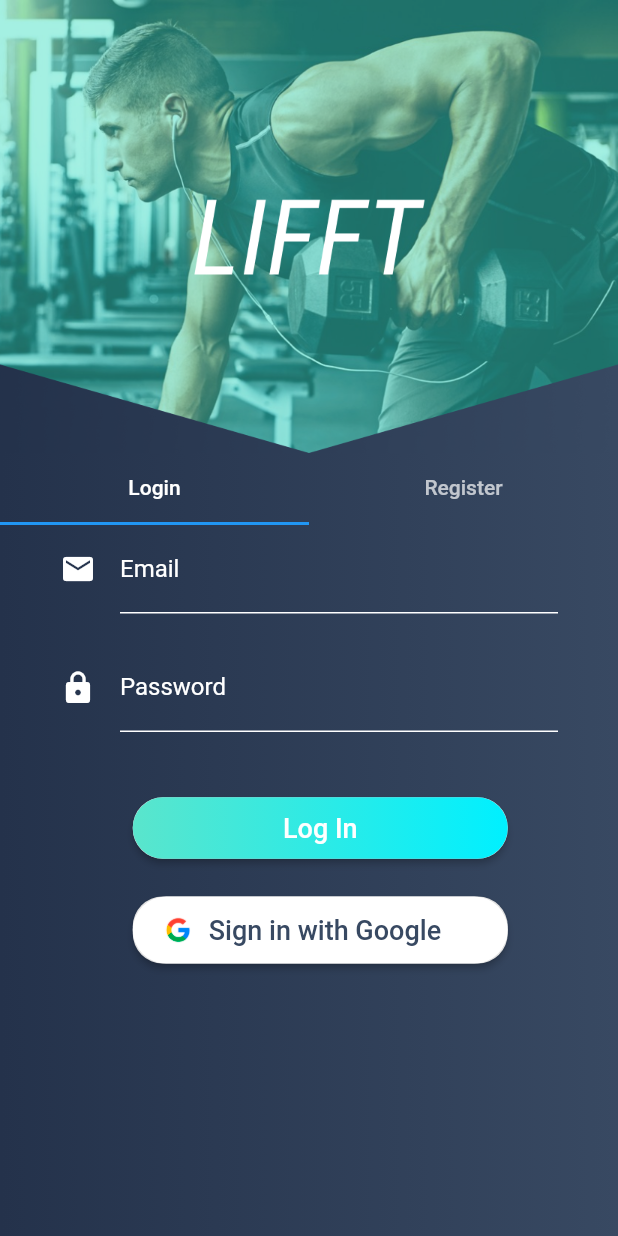
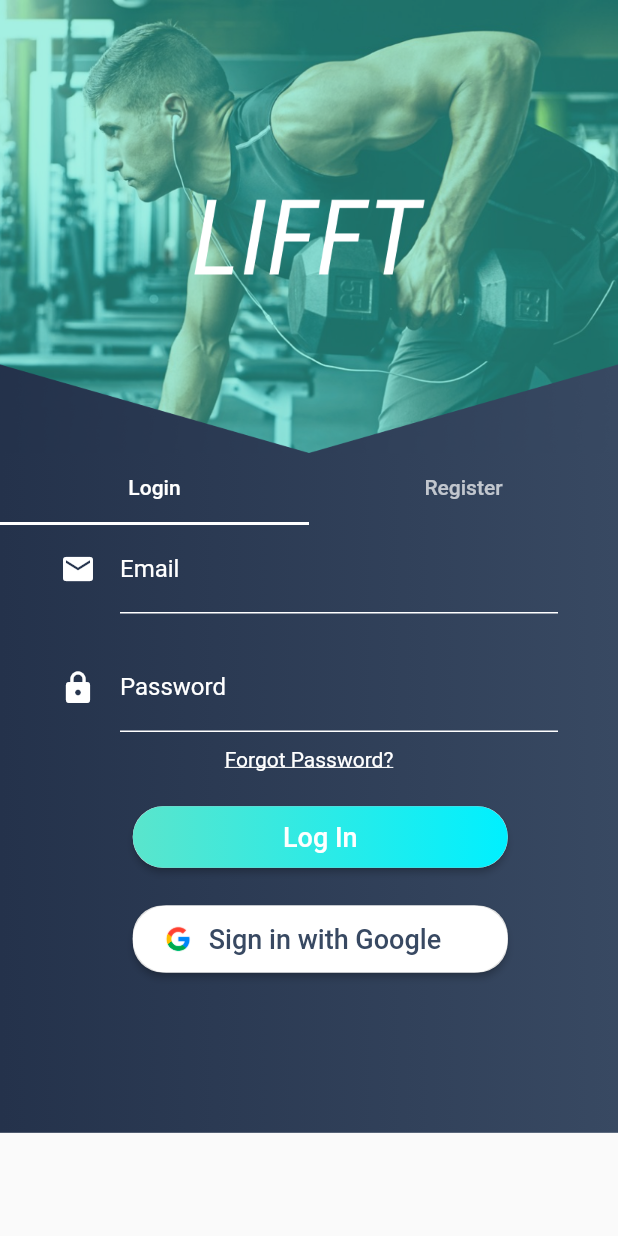
Before and after one commit to N3RDCLASH/lifft, a Flutter app: the screen it shows after launch, on a phone screen of 412 x 824 dp. Run offline on Flutter 3.47's test engine with Material 2 defaults, Android fonts, the phone set to English and light mode, and no system bars; our stand-ins replace cloud_firestore, firebase_auth, google_sign_in, rxdart; accounts and stored records are empty.

Commit message:
Forgot Password Functionality.

```diff
--- a/lib/screens/authentication/login_screen.dart
+++ b/lib/screens/authentication/login_screen.dart
@@ -18,6 +18,7 @@ class LoginState extends State<Login> {
   String email = '';
   String password = '';
   String error = '';
+  TextEditingController resetCtr = TextEditingController();
 
   @override
   Widget build(BuildContext context) {
@@ -35,15 +36,18 @@ class LoginState extends State<Login> {
                   onChanged: (val) {
                     setState(() => email = val);
                   },
+                  cursorColor: white_color,
                   style: white_text,
                   decoration: const InputDecoration(
+                    focusedBorder: white_border,
                     enabledBorder: white_border,
                     labelStyle: white_text,
                     icon: Icon(
                       Icons.email,
                       color: white_color,
                     ),
-                    // hintText: 'What do people call you?',
+                    hintText: 'Enter your email...',
+                    hintStyle: white_text,
                     labelText: 'Email ',
                   ),
                 ),
@@ -58,9 +62,11 @@ class LoginState extends State<Login> {
                   onChanged: (val) {
                     setState(() => password = val);
                   },
+                  cursorColor: white_color,
                   style: white_text,
                   decoration: const InputDecoration(
                     // style
+                    focusedBorder: white_border,
                     enabledBorder: white_border,
                     labelStyle: white_text,
                     // counterStyle: white_text,
@@ -68,9 +74,84 @@ class LoginState extends State<Login> {
                       Icons.lock,
                       color: white_color,
                     ),
-                    // hintText: 'What do people call you?',
+                    hintText: 'Enter your password...',
+                    hintStyle: white_text,
                     labelText: 'Password ',
                   ),
+                ),
+              ),
+              Padding(
+                padding: const EdgeInsets.fromLTRB(40, 10, 40, 0),
+                child: Container(
+                  child: Material(
+                    child: InkWell(
+                      splashColor: Colors.grey,
+                      child: Container(
+                        child: Text(
+                          'Forgot Password?',
+                          style: TextStyle(
+                            color: white_color,
+                            decoration: TextDecoration.underline,
+                            decorationStyle: TextDecorationStyle.solid,
+                          ),
+                          textAlign: TextAlign.left,
+                        ),
+                      ),
+                      onTap: () {
+                        showDialog(
+                          context: context,
+                          child: AlertDialog(
+                            backgroundColor: background_color1,
+                            content: Form(
+                              child: Container(
+                                height: MediaQuery.of(context).size.height * .2,
+                                child: Column(
+                                  children: <Widget>[
+                                    TextFormField(
+                                      style: white_text,
+                                      cursorColor: white_color,
+                                      controller: resetCtr,
+                                      keyboardType: TextInputType.emailAddress,
+                                      decoration: InputDecoration(
+                                        focusedBorder: white_border,
+                                        enabledBorder: white_border,
+                                        border: white_border,
+                                        labelText: 'Email Address',
+                                        labelStyle: white_text,
+                                        hintText: 'Enter your email address',
+                                        hintStyle: white_text,
+                                      ),
+                                    ),
+                                    Padding(
+                                      padding: const EdgeInsets.only(top: 20.0),
+                                      child: FlatButton(
+                                        child: Text(
+                                          'Reset Password',
+                                          style: white_text,
+                                        ),
+                                        color: main_color1,
+                                        onPressed: () {
+                                          print(resetCtr.text);
+                                          if (resetCtr.text != null ||
+                                              resetCtr.text != '') {
+                                            _auth.resetPassword(resetCtr.text);
+                                            Navigator.pop(context);
+                                          }
+                                        },
+                                      ),
+                                    )
+                                  ],
+                                ),
+                              ),
+                            ),
+                          ),
+                        );
+                        // _auth.resetPassword(email);
+                      },
+                    ),
+                    color: Colors.transparent,
+                  ),
+                  // color: Colors.orange,
                 ),
               ),
               Column(
@@ -80,7 +161,7 @@ class LoginState extends State<Login> {
                     height: 20,
                   ),
                   Padding(
-                    padding: const EdgeInsets.fromLTRB(50, 20, 35, 0),
+                    padding: const EdgeInsets.fromLTRB(50, 0, 35, 0),
                     child: RaisedButton(
                       onPressed: () async {
                         dynamic result = await _auth
@@ -96,6 +177,8 @@ class LoginState extends State<Login> {
                       padding: const EdgeInsets.all(0.0),
                       shape: RoundedRectangleBorder(
                           borderRadius: new BorderRadius.circular(20)),
+                      child: InkWell(
+                        splashColor: Colors.grey,
                         child: Container(
                           width: 250,
                           decoration: const BoxDecoration(
@@ -110,6 +193,7 @@ class LoginState extends State<Login> {
                               'Log In',
                               style:
                                   TextStyle(fontSize: 18, fontFamily: 'Roboto'),
+                            ),
                           ),
                         ),
                       ),
@@ -135,7 +219,7 @@ class LoginState extends State<Login> {
                         padding: const EdgeInsets.all(10.0),
                         child: Row(children: <Widget>[
                           Padding(
-                            padding: const EdgeInsets.fromLTRB(8,0,8,0),
+                            padding: const EdgeInsets.fromLTRB(8, 0, 8, 0),
                             child: Container(
                               width: MediaQuery.of(context).size.width * .06,
                               child: Image.asset(
@@ -146,8 +230,10 @@ class LoginState extends State<Login> {
                           ),
                           const Text(
                             'Sign in with Google',
-                            style:
-                                TextStyle(fontSize: 18, fontFamily: 'Roboto', color: background_color1),
+                            style: TextStyle(
+                                fontSize: 18,
+                                fontFamily: 'Roboto',
+                                color: background_color1),
                           ),
                         ]),
                       ),
--- a/lib/screens/authentication_screen.dart
+++ b/lib/screens/authentication_screen.dart
@@ -21,19 +21,17 @@ class AuthenticationState extends State<Authentication> {
         onTap: () {
           FocusScope.of(context).requestFocus(new FocusNode());
         },
+        child: SafeArea(
           child: SingleChildScrollView(
             child: Column(
               children: <Widget>[
                 Container(
                   // height:size.height*0.20,
-                child: Image.asset(
-                  'assets/images/login_header.png',
-                  colorBlendMode: BlendMode.clear,
-                  fit: BoxFit.fill
-                ),
+                  child: Image.asset('assets/images/login_header.png',
+                      colorBlendMode: BlendMode.clear, fit: BoxFit.fill),
                 ),
                 Container(
-                height: MediaQuery.of(context).size.height * 1,
+                  height: MediaQuery.of(context).size.height * 0.55,
                   decoration: background_gradient,
                   child: Container(
                     child: Padding(
@@ -47,6 +45,7 @@ class AuthenticationState extends State<Authentication> {
                                   children: <Widget>[
                                     Container(
                                       child: TabBar(
+                                        indicatorColor: white_color,
                                         tabs: [
                                           // Login(),
                                           Tab(
@@ -62,7 +61,7 @@ class AuthenticationState extends State<Authentication> {
                                       child: Container(
                                         height:
                                             MediaQuery.of(context).size.height *
-                                              0.58,
+                                                0.55,
                                         child: TabBarView(
                                           children: [
                                             Login(),
@@ -83,6 +82,7 @@ class AuthenticationState extends State<Authentication> {
             ),
           ),
         ),
+      ),
     );
   }
 }
--- a/lib/services/auth.dart
+++ b/lib/services/auth.dart
@@ -55,6 +55,11 @@ class AuthService {
     }
   }
 
+  @override
+  Future<void> resetPassword(String email) async {
+    await _auth.sendPasswordResetEmail(email: email);
+  }
+
   Future<FirebaseUser> signInWithGoogle() async {
     final GoogleSignInAccount googleSignInAccount =
         await _googleSignIn.signIn();
```
Also changed, not shown: lib/screens/account_screen.dart (+8 -0 lines), assets/images/google.png (added). Lines whose indentation alone changed are shown as unchanged.
